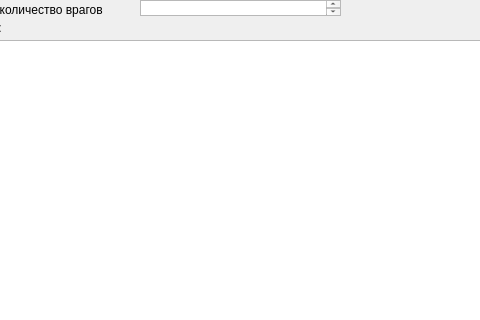
First picture: the form in widget.ui, repository uwa9k073/myGame, before the edit; both pictures show x 200 to 680 and y 0 to 320 of the 1280 by 720 pixel window.
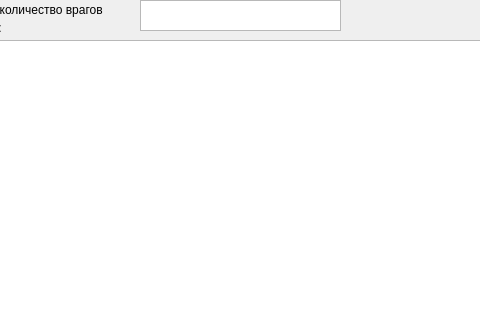
Second picture: the form after the edit.

Diff of the .ui file:
```diff
--- a/widget.ui
+++ b/widget.ui
@@ -32,7 +32,7 @@
      <x>340</x>
      <y>0</y>
      <width>201</width>
-     <height>16</height>
+     <height>31</height>
     </rect>
    </property>
   </widget>
```
